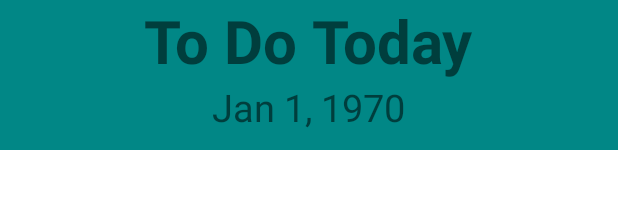
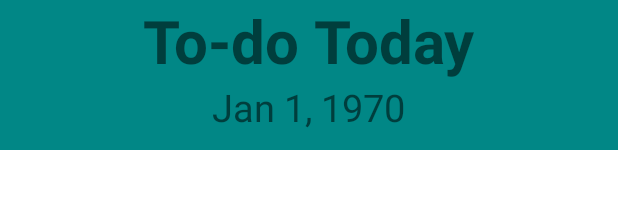
Before and after one commit to emills11/ToDo-Today, an Android app: the layout activity_main.xml on its own in the app's theme, with its tools: preview values and no code run, on a phone screen of 412 x 824 dp. Shown: the top 209 px of the screen. Run offline under Robolectric (Android 15) with nearby library versions, the phone set to English and light mode, and no system bars.

```diff
--- a/app/src/main/res/layout/activity_main.xml
+++ b/app/src/main/res/layout/activity_main.xml
@@ -53,20 +53,20 @@
         android:contentDescription="@string/new_item_FAB_description"
         android:onClick="addNewItem"
         android:src="@drawable/add_new_item_30dp"
+        android:visibility="visible"
         app:layout_constraintBottom_toBottomOf="parent"
-        app:layout_constraintRight_toRightOf="parent"
-        android:visibility="visible"/>
+        app:layout_constraintRight_toRightOf="parent" />
 
     <RelativeLayout
         android:id="@+id/removeCompletedRelLayout"
         android:layout_width="match_parent"
         android:layout_height="100dp"
         android:background="@color/purple_500"
+        android:onClick="removeItems"
+        android:visibility="gone"
         app:layout_constraintBottom_toBottomOf="parent"
         app:layout_constraintLeft_toLeftOf="parent"
-        app:layout_constraintRight_toRightOf="parent"
-        android:visibility="gone"
-        android:onClick="removeItems">
+        app:layout_constraintRight_toRightOf="parent">
 
         <TextView
             android:id="@+id/removeCompletedTextView"
--- a/app/src/main/res/values/strings.xml
+++ b/app/src/main/res/values/strings.xml
@@ -1,11 +1,11 @@
 <resources>
     <string name="app_name">ToDo-Today</string>
-    <string name="top_banner_title">To Do Today</string>
+    <string name="top_banner_title">To-do Today</string>
     <string name="top_banner_date_default">Jan 1, 1970</string>
     <string name="list_item_text_default">List item</string>
     <string name="new_item_FAB_description">Add new item to todoListRecyclerView</string>
-    <string name="new_item_top_banner_text">Add a New To Do</string>
-    <string name="new_item_itemhint">To Do Item</string>
+    <string name="new_item_top_banner_text">Add a New To-do</string>
+    <string name="new_item_itemhint">To-do Item</string>
     <string name="new_item_button">Add</string>
     <string name="remove_completed">Remove Completed</string>
 </resources>
```
